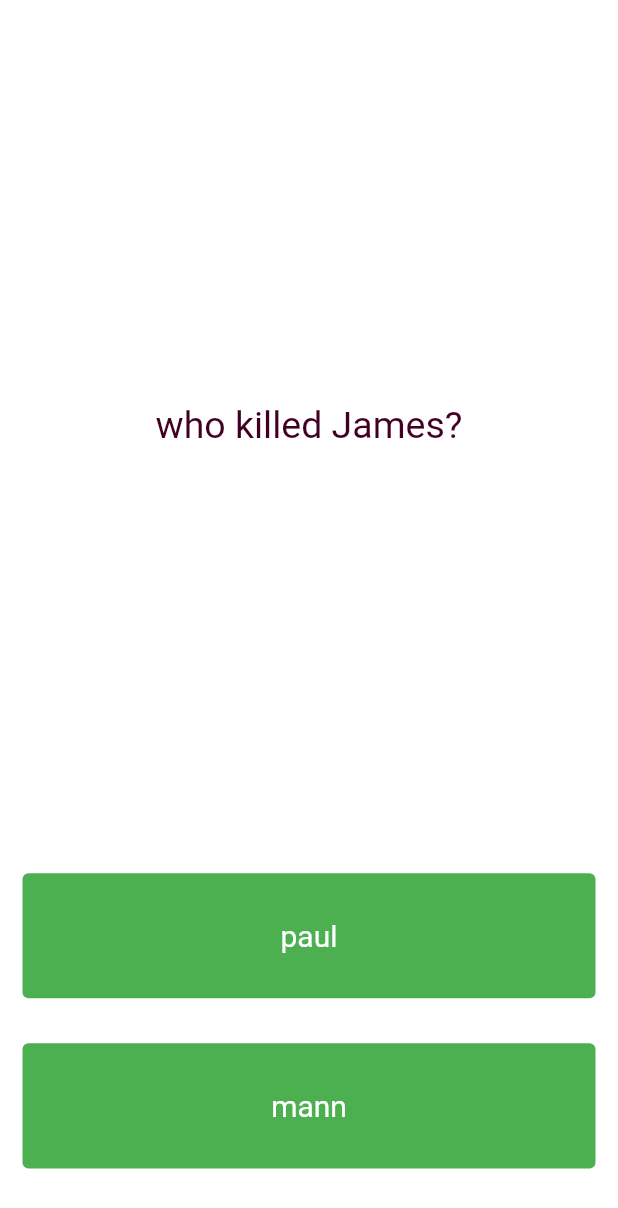
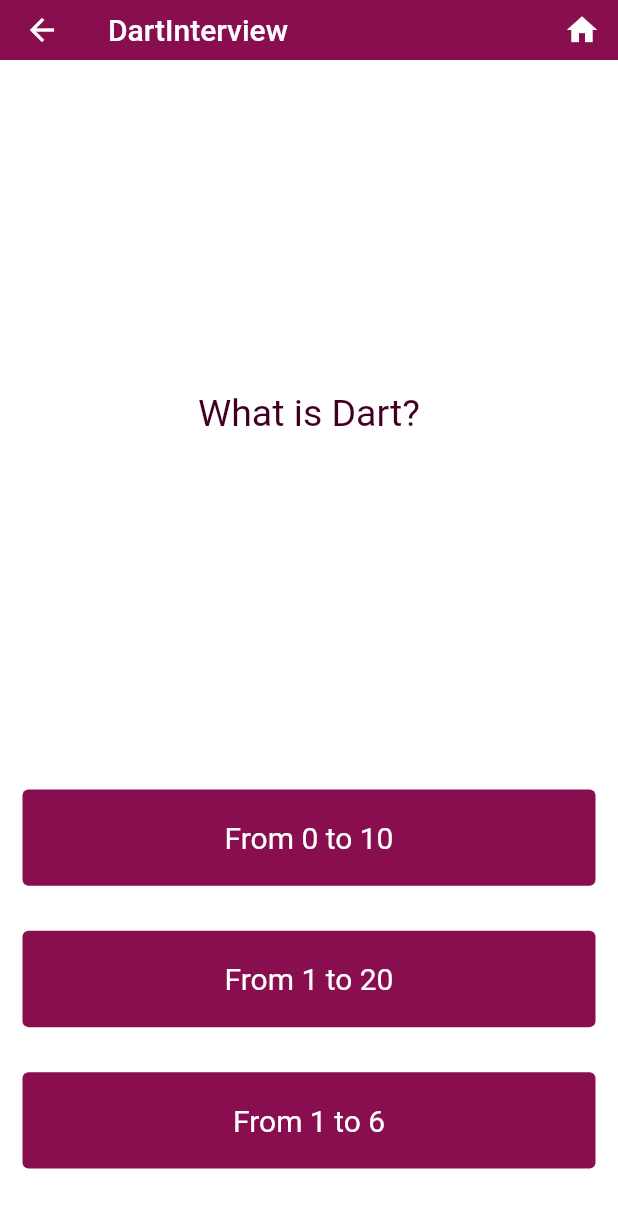
Before and after one commit to fidelmak/dartinterview, a Flutter app: the interview screen opened by its route, after a tap on "Start the process here", on a phone screen of 412 x 824 dp. Shown: the top 1208 px of the screen. Run offline on Flutter 3.47's test engine with Material 2 defaults, Android fonts, the phone set to English and light mode, and no system bars; our stand-ins replace carousel_slider, flutter_svg, rflutter_alert.

Commit message:
modified:   lib/model/questions.dart

```diff
--- a/lib/model/questions.dart
+++ b/lib/model/questions.dart
@@ -6,8 +6,8 @@ class Questions {
 
   final List<Question> questions = [
     Question(
-        questionText: "who killed James?",
-        choice: ['paul', 'mann'],
+        questionText: "What is Dart?",
+        choice: ['From 0 to 10', 'From 1 to 20', 'From 1 to 6'],
         questionAnswer: 'paul'),
     Question(
         questionText: "who killed paul?",
@@ -15,7 +15,7 @@ class Questions {
         questionAnswer: 'ben'),
     Question(
         questionText: "who killed john?",
-        choice: ['paul', 'ben'],
+        choice: ['paul', 'ben', 'roger'],
         questionAnswer: 'ben'),
   ];
 
@@ -60,6 +60,6 @@ class Questions {
   }
 
   void reset() {
-    _questionNumber = 0;
+    _questionNumber = -1;
   }
 }
--- a/lib/screens/display.dart
+++ b/lib/screens/display.dart
@@ -1,5 +1,6 @@
 import 'package:flutter/material.dart';
 import 'package:dartinterview/model/questions.dart';
+import 'package:rflutter_alert/rflutter_alert.dart';
 
 class display extends StatefulWidget {
   const display({super.key});
@@ -35,6 +36,35 @@ class _displayState extends State<display> {
     }
 
     setState(() {
+      if (tquestion.isFinished() == true) {
+        Alert(
+          style: AlertStyle(
+              descStyle: TextStyle(
+                color: Colors.pink.shade900,
+              ),
+              titleStyle: TextStyle(
+                color: Colors.pink.shade900,
+              ) // change desc text color here
+              ),
+          context: context,
+          title: " $des",
+          desc: "Your Score is : $score / $mark,",
+          buttons: [
+            DialogButton(
+              child: Text(
+                "Try Again",
+                style: TextStyle(color: Colors.white, fontSize: 20),
+              ),
+              onPressed: () => Navigator.pop(context),
+              color: Colors.pink.shade900,
+              radius: BorderRadius.circular(0.0),
+            ),
+          ],
+        ).show();
+        tquestion.reset();
+        // ScoreKeeper = [];
+      }
+
       tquestion.nextQuestion();
     });
   }
@@ -42,6 +72,20 @@ class _displayState extends State<display> {
   @override
   Widget build(BuildContext context) {
     return Scaffold(
+      appBar: AppBar(
+        toolbarHeight: 40,
+        actions: [
+          IconButton(
+            onPressed: () {
+              Navigator.pushNamed(context, '/home');
+            },
+            icon: Icon(Icons.home),
+          )
+        ],
+        title: Text('DartInterview ', style: TextStyle(color: Colors.white)),
+        backgroundColor: Colors.pink.shade900,
+        elevation: 0.0,
+      ),
       body: Container(
         color: Colors.white,
         child: Column(
@@ -88,10 +132,11 @@ class _displayState extends State<display> {
                       child: TextButton(
                         onPressed: () => CheckAnswer(choice),
                         style: TextButton.styleFrom(
-                            foregroundColor: Colors.white,
-                            padding: const EdgeInsets.all(16.0),
-                            textStyle: const TextStyle(fontSize: 20),
-                            backgroundColor: Colors.green),
+                          foregroundColor: Colors.white,
+                          padding: const EdgeInsets.all(16.0),
+                          textStyle: const TextStyle(fontSize: 20),
+                          backgroundColor: Colors.pink.shade900,
+                        ),
                         child: Text(choice),
                       ),
                     )))
--- a/lib/screens/interview.dart
+++ b/lib/screens/interview.dart
@@ -24,7 +24,7 @@ class _interviewState extends State<interview> {
             icon: Icon(Icons.menu_book_rounded),
           )
         ],
-        title: Text('Choose a stack ', style: TextStyle(color: Colors.white)),
+        title: Text('DartInterview ', style: TextStyle(color: Colors.white)),
         backgroundColor: Colors.pink.shade900,
         elevation: 0.0,
       ),
--- a/pubspec.yaml
+++ b/pubspec.yaml
@@ -38,7 +38,7 @@ dependencies:
   # The following adds the Cupertino Icons font to your application.
   # Use with the CupertinoIcons class for iOS style icons.
   cupertino_icons: ^1.0.2
-  rflutter_alert: ^1.0.2
+  rflutter_alert: ^2.0.4
 
 dev_dependencies:
   flutter_test:
```
Also changed, not shown: pubspec.lock.
